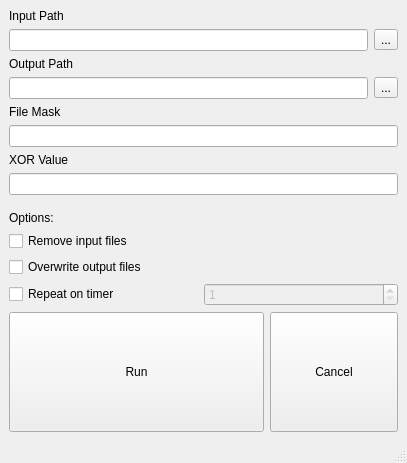
The window that src/mainwindow.ui (theval-s/kolibri_test) describes before a commit, drawn with Qt 5.
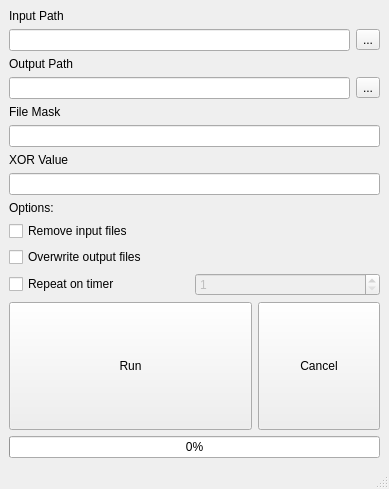
The same window after the commit.

Patch:
```diff
--- a/src/mainwindow.ui
+++ b/src/mainwindow.ui
@@ -9,8 +9,8 @@
    <rect>
     <x>0</x>
     <y>0</y>
-    <width>407</width>
-    <height>463</height>
+    <width>389</width>
+    <height>489</height>
    </rect>
   </property>
   <property name="windowTitle">
@@ -126,22 +126,6 @@
       </item>
      </layout>
     </item>
-    <item>
-     <spacer name="verticalSpacer">
-      <property name="orientation">
-       <enum>Qt::Orientation::Vertical</enum>
-      </property>
-      <property name="sizeType">
-       <enum>QSizePolicy::Policy::Maximum</enum>
-      </property>
-      <property name="sizeHint" stdset="0">
-       <size>
-        <width>20</width>
-        <height>10</height>
-       </size>
-      </property>
-     </spacer>
-    </item>
     <item>
      <layout class="QVBoxLayout" name="verticalLayout_5">
       <item>
@@ -242,6 +226,19 @@
       </item>
      </layout>
     </item>
+    <item>
+     <widget class="QProgressBar" name="progressBar">
+      <property name="enabled">
+       <bool>true</bool>
+      </property>
+      <property name="value">
+       <number>0</number>
+      </property>
+      <property name="invertedAppearance">
+       <bool>false</bool>
+      </property>
+     </widget>
+    </item>
    </layout>
   </widget>
   <widget class="QStatusBar" name="statusbar">
```
